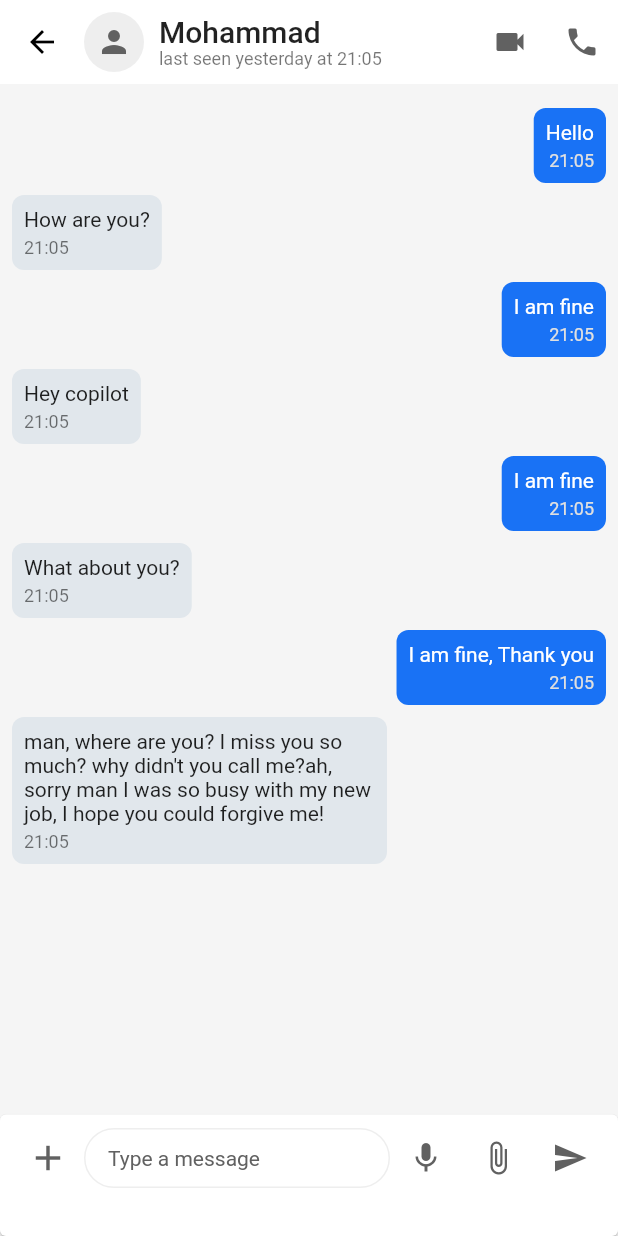
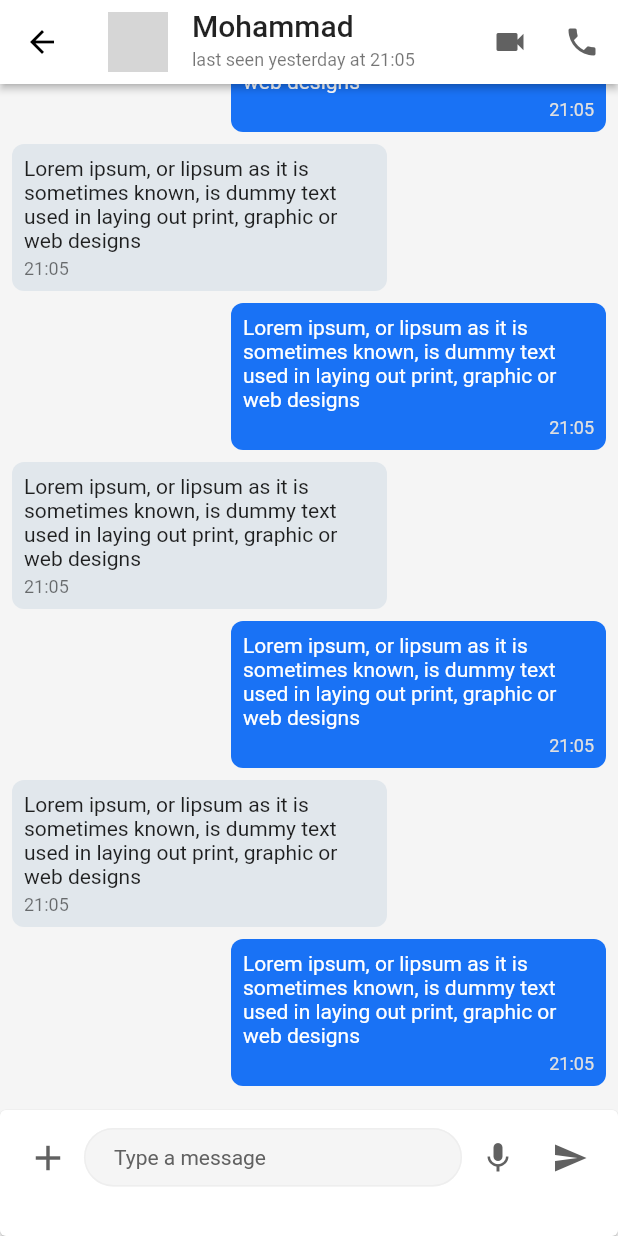
Before and after one commit to afgprogrammer/Flutter-simple-chat-app, a Flutter app: the screen it shows after launch, on a phone screen of 412 x 824 dp. Run offline on Flutter 3.47's test engine with Material 2 defaults, Android fonts, the phone set to English and light mode, and no system bars; our stand-ins replace simple_animations; network calls fail; grey boxes are pictures that could not be loaded.

Commit message:
Add basic chat page design

```diff
--- a/lib/pages/message_page.dart
+++ b/lib/pages/message_page.dart
@@ -1,4 +1,6 @@
+import 'package:animations/animations.dart';
 import 'package:flutter/material.dart';
+import 'package:simple_animations/simple_animations.dart';
 
 class MessagePage extends StatefulWidget {
   const MessagePage({Key? key}) : super(key: key);
@@ -7,23 +9,74 @@ class MessagePage extends StatefulWidget {
   State<MessagePage> createState() => _MessagePageState();
 }
 
-class _MessagePageState extends State<MessagePage> {
+class _MessagePageState extends State<MessagePage> with AnimationMixin {
+  final textController = TextEditingController();
+  final _scrollController = ScrollController();
+
   // create a list of messages
   List<String> messages = [
-    'Hello',
-    'How are you?',
-    'I am fine',
-    'Hey copilot',
-    'I am fine',
-    'What about you?',
-    'I am fine, Thank you',
-    'man, where are you? I miss you so much? why didn\'t you call me?'
-    'ah, sorry man I was so busy with my new job, I hope you could forgive me!'
+    'Lorem ipsum, or lipsum as it is sometimes known, is dummy text used in laying out print, graphic or web designs',
+    'Lorem ipsum, or lipsum as it is sometimes known, is dummy text used in laying out print, graphic or web designs',
+    'Lorem ipsum, or lipsum as it is sometimes known, is dummy text used in laying out print, graphic or web designs',
+    'Lorem ipsum, or lipsum as it is sometimes known, is dummy text used in laying out print, graphic or web designs',
+    'Lorem ipsum, or lipsum as it is sometimes known, is dummy text used in laying out print, graphic or web designs',
+    'Lorem ipsum, or lipsum as it is sometimes known, is dummy text used in laying out print, graphic or web designs',
+    'Lorem ipsum, or lipsum as it is sometimes known, is dummy text used in laying out print, graphic or web designs',
+    'Lorem ipsum, or lipsum as it is sometimes known, is dummy text used in laying out print, graphic or web designs',
+    'Lorem ipsum, or lipsum as it is sometimes known, is dummy text used in laying out print, graphic or web designs',
+    'Lorem ipsum, or lipsum as it is sometimes known, is dummy text used in laying out print, graphic or web designs',
+    'Lorem ipsum, or lipsum as it is sometimes known, is dummy text used in laying out print, graphic or web designs',
+    'Lorem ipsum, or lipsum as it is sometimes known, is dummy text used in laying out print, graphic or web designs',
+    'Lorem ipsum, or lipsum as it is sometimes known, is dummy text used in laying out print, graphic or web designs',
+    'Lorem ipsum, or lipsum as it is sometimes known, is dummy text used in laying out print, graphic or web designs',
+    'Lorem ipsum, or lipsum as it is sometimes known, is dummy text used in laying out print, graphic or web designs',
+    'Lorem ipsum, or lipsum as it is sometimes known, is dummy text used in laying out print, graphic or web designs',
+    'Lorem ipsum, or lipsum as it is sometimes known, is dummy text used in laying out print, graphic or web designs',
+    'Lorem ipsum, or lipsum as it is sometimes known, is dummy text used in laying out print, graphic or web designs',
+    'Lorem ipsum, or lipsum as it is sometimes known, is dummy text used in laying out print, graphic or web designs',
+    'Lorem ipsum, or lipsum as it is sometimes known, is dummy text used in laying out print, graphic or web designs',
+    'Lorem ipsum, or lipsum as it is sometimes known, is dummy text used in laying out print, graphic or web designs',
+    'Lorem ipsum, or lipsum as it is sometimes known, is dummy text used in laying out print, graphic or web designs',
+    'Lorem ipsum, or lipsum as it is sometimes known, is dummy text used in laying out print, graphic or web designs',
+    'Lorem ipsum, or lipsum as it is sometimes known, is dummy text used in laying out print, graphic or web designs',
+    'Lorem ipsum, or lipsum as it is sometimes known, is dummy text used in laying out print, graphic or web designs',
+    'Lorem ipsum, or lipsum as it is sometimes known, is dummy text used in laying out print, graphic or web designs',
   ];
+
+  late Animation<double> opacity;
+  var isVisible = true;
 
   @override
   void initState() {
+    opacity = Tween<double>(begin: 1, end: 0).animate(controller);
+    controller.duration = Duration(milliseconds: 200);
+
+    // controller.play(); // start the animation playback
+
     super.initState();
+  }
+
+  addToMessages(String text) {
+    setState(() {
+      // add to the first of the list
+      messages.insert(0, text);
+    });
+  }
+
+  hideTheMic() {
+    controller.play();
+    controller.addStatusListener((status) {
+      setState(() {
+        if (status == AnimationStatus.completed && isVisible) {
+          isVisible = false;
+        }
+      });
+    });
+  }
+
+  showTheMic() {
+    isVisible = true;
+    controller.reverse();
   }
 
   @override
@@ -35,30 +88,18 @@ class _MessagePageState extends State<MessagePage> {
       appBar: AppBar(
         leading: BackButton(color: Colors.black),
         backgroundColor: Colors.white,
-        elevation: 0,
+        elevation: 2,
         centerTitle: false,
         titleSpacing: 0,
-        title: Row(
-          children: [
-            Container(
-              width: 40,
-              height: 40,
-              padding: EdgeInsets.all(8),
-              decoration: BoxDecoration(
-                borderRadius: BorderRadius.circular(50),
-                color: Colors.grey.shade200,
+        title: ListTile(
+          onTap: () {},
+          leading: CircleAvatar(
+            backgroundImage: NetworkImage(
+              'https://i.pravatar.cc/300',
             ),
-              child: Center(child: Icon(Icons.person, color: Colors.grey.shade700,)),
           ),
-            SizedBox(width: 10,),
-            Column(
-              crossAxisAlignment: CrossAxisAlignment.start,
-              children: [
-                Text('Mohammad', style: theme.textTheme.headline6),
-                Text('last seen yesterday at 21:05', style: theme.textTheme.bodySmall),
-              ],
-            ),
-          ],
+          title: Text('Mohammad', style: theme.textTheme.headline6),
+          subtitle: Text('last seen yesterday at 21:05', style: theme.textTheme.bodySmall),
         ),
         actions: [
           IconButton(
@@ -78,44 +119,45 @@ class _MessagePageState extends State<MessagePage> {
         fit: StackFit.expand,
         children: [
           Container(
-            padding: EdgeInsets.symmetric(vertical: 16),
-            child: SingleChildScrollView(
             child: Column(
               children: [
-                  for (int i = 0; i < messages.length; i++)
-                    MessageItem(
-                      isMe: i % 2 == 0,
-                      message: messages[i],
+                Expanded(
+                  child: messages.length > 0 ? ListView.builder(
+                    reverse: true,
+                    shrinkWrap: true,
+                    controller: _scrollController,
+                    padding: EdgeInsets.symmetric(vertical: 8),
+                    itemCount: messages.length,
+                    itemBuilder: (context, index) {
+                      return MessageItem(
+                        isMe: index % 2 == 0,
+                        message: messages[index],
                         time: '21:05',
-                    ),
+                      );
+                    },
+                  ) : Container(
+                    padding: EdgeInsets.symmetric(vertical: 8),
+                    child: Center(
+                      child: Column(
+                        mainAxisAlignment: MainAxisAlignment.center,
+                        children: [
+                          Icon(Icons.chat, size: 80, color: Colors.grey.shade400,),
+                          SizedBox(height: 20,),
+                          Text('No messages yet', style: theme.textTheme.bodyText2,),
                         ],
                       ),
                     ),
-
-            // child: ListView.builder(
-            //   itemCount: 20,
-            //   itemBuilder: (context, index) {
-            //     return MessageItem(
-            //       isMe: index % 2 == 0,
-            //       message: 'Hello, how are you?',
-            //       time: '21:05',
-            //     );
-            //   },
-            // ),
                   ),
-          Positioned(
-            bottom: 0,
-            right: 0,
-            left: 0,
+                ),
+                Align(
+                  alignment: Alignment.bottomCenter,
                   child: Card(
                     margin: EdgeInsets.zero,
-              // padding: EdgeInsets.only(right: 16, left: 16, bottom: 32, top: 5),
-              // decoration: BoxDecoration(
-              //   color: Colors.white
-              // ),
                     child: Padding(
-                padding: EdgeInsets.only(right: 8, left: 8, bottom: 28, top: 5),
+                      padding: EdgeInsets.only(right: 8, left: 8, bottom: MediaQuery.of(context).viewInsets.bottom > 0 ? 15 : 28, top: 8),
                       child: Row(
+                        mainAxisAlignment: MainAxisAlignment.center,
+                        crossAxisAlignment: CrossAxisAlignment.end,
                         children: [
                           IconButton(
                             splashRadius: 20,
@@ -124,49 +166,73 @@ class _MessagePageState extends State<MessagePage> {
                           ),
                           Expanded(
                             child: Container(
-                        height: 40,
+                              margin: EdgeInsets.only(bottom: 5),
                               child: TextField(
+                                controller: textController,
+                                minLines: 1,
+                                maxLines: 5,
+                                cursorColor: Colors.black,
                                 decoration: InputDecoration(
-                            contentPadding: EdgeInsets.only(right: 8, left: 16, bottom: 0, top: 0),
+                                  isDense: true,
+                                  contentPadding: EdgeInsets.only(right: 16, left: 20, bottom: 10, top: 10),
                                   hintStyle: TextStyle(fontSize: 14, color: Colors.grey.shade700),
                                   hintText: 'Type a message',
                                   border: InputBorder.none,
+                                  filled: true,
+                                  fillColor: Colors.grey.shade100,
                                   enabledBorder: OutlineInputBorder(
-                              borderRadius: BorderRadius.circular(50),
+                                    borderRadius: BorderRadius.circular(20),
                                     gapPadding: 0,
                                     borderSide: BorderSide(color: Colors.grey.shade200),
                                   ),
                                   focusedBorder: OutlineInputBorder(
-                              borderRadius: BorderRadius.circular(50),
+                                    borderRadius: BorderRadius.circular(20),
                                     gapPadding: 0,
-                              borderSide: BorderSide(color: Colors.blue.shade200),
-                            )
+                                    borderSide: BorderSide(color: Colors.grey.shade300),
                                   ),
+                                ),
+                                onChanged: (value) {
+                                  if (value.length > 0) {
+                                    hideTheMic();
+                                  } else {
+                                    showTheMic();
+                                  }
+                                },
                               ),
                             ),
                           ),
                           Row(
                             children: [
-                        IconButton(
+                              Visibility(
+                                visible: isVisible,
+                                child: FadeTransition(
+                                  opacity: opacity,
+                                  child: IconButton(
                                     splashRadius: 20,
                                     icon: Icon(Icons.mic, color: Colors.grey.shade700,),
                                     onPressed: () {},
                                   ),
-                        IconButton(
-                          splashRadius: 20,
-                          icon: Icon(Icons.attach_file, color: Colors.grey.shade700,),
-                          onPressed: () {},
                                 ),
-                      ],
                               ),
                               IconButton(
                                 splashRadius: 20,
-                      icon: Icon(Icons.send, color: Colors.grey.shade700,),
-                      onPressed: () {},
+                                icon: Icon(Icons.send, color: isVisible ? Colors.grey.shade700 : Colors.blue,),
+                                onPressed: () {
+                                  if (textController.text.length > 0) {
+                                    addToMessages(textController.text);
+                                    textController.clear();
+                                    showTheMic();
+                                  }
+                                },
+                              ),
+                            ],
                           ),
                         ],
                       ),
                     ),
+                  ),
+                ),
+              ],
             ),
           ),
         ],
@@ -182,6 +248,9 @@ class _MessagePageState extends State<MessagePage> {
         mainAxisAlignment: MainAxisAlignment.end,
         children: [
           Container(
+            constraints: BoxConstraints(
+              maxWidth: 250
+            ),
             padding: EdgeInsets.all(8),
             margin: EdgeInsets.only(right: 8, bottom: 8),
             decoration: BoxDecoration(
@@ -191,7 +260,7 @@ class _MessagePageState extends State<MessagePage> {
             child: Column(
               crossAxisAlignment: CrossAxisAlignment.end,
               children: [
-                Text(message, maxLines: 1, overflow: TextOverflow.ellipsis, style: theme.textTheme.bodyText2?.copyWith(color: Colors.white)),
+                Text(message, style: theme.textTheme.bodyText2?.copyWith(color: Colors.white)),
                 SizedBox(height: 4,),
                 Text(time, style: theme.textTheme.bodySmall?.copyWith(color: Colors.grey.shade300)),
               ],
@@ -224,69 +293,6 @@ class _MessagePageState extends State<MessagePage> {
         ],
       );
     }
-
-    return Container(
-      padding: EdgeInsets.symmetric(horizontal: 10, vertical: 10),
-      margin: EdgeInsets.only(bottom: 10),
-      decoration: BoxDecoration(
-        borderRadius: BorderRadius.circular(10),
-        color: isMe ? Colors.grey.shade200 : Colors.grey.shade300,
-      ),
-      child: Row(
-        mainAxisAlignment: isMe ? MainAxisAlignment.end : MainAxisAlignment.start,
-        children: [
-          if (!isMe)
-            Container(
-              width: 40,
-              height: 40,
-              padding: EdgeInsets.all(8),
-              decoration: BoxDecoration(
-                borderRadius: BorderRadius.circular(50),
-                color: isMe ? Colors.grey.shade500 : Colors.grey.shade200,
-              ),
-              child: Center(child: Icon(Icons.person, color: Colors.grey.shade700,)),
-            ),
-          SizedBox(width: 10,),
-          Container(
-            child: Column(
-              crossAxisAlignment: CrossAxisAlignment.start,
-              children: [
-                Text(message, style: theme.textTheme.bodyText1),
-                Text(time, style: theme.textTheme.bodySmall),
-              ],
-            ),
-          ),
-          if (isMe)
-            Container(
-              width: 40,
-              height: 40,
-              padding: EdgeInsets.all(8),
-              decoration: BoxDecoration(
-                borderRadius: BorderRadius.circular(50),
-                color: isMe ? Colors.grey.shade300 : Colors.grey.shade200,
-              ),
-              child: Center(child: Icon(Icons.person, color: Colors.grey.shade700,)),
-            ),
-        ],
-      ),
-    );
-
-    return Container(
-      padding: EdgeInsets.symmetric(horizontal: 10, vertical: 10),
-      margin: EdgeInsets.only(bottom: 10),
-      decoration: BoxDecoration(
-        borderRadius: BorderRadius.circular(10),
-        color: isMe ? Colors.grey.shade200 : Colors.grey.shade300,
-      ),
-      child: Column(
-        crossAxisAlignment: CrossAxisAlignment.start,
-        children: [
-          Text(message, style: theme.textTheme.bodyText1),
-          SizedBox(height: 5,),
-          Text(time, style: theme.textTheme.bodySmall),
-        ],
-      ),
-    );
   }
 
   @override
```
Lines whose indentation alone changed are shown as unchanged.
